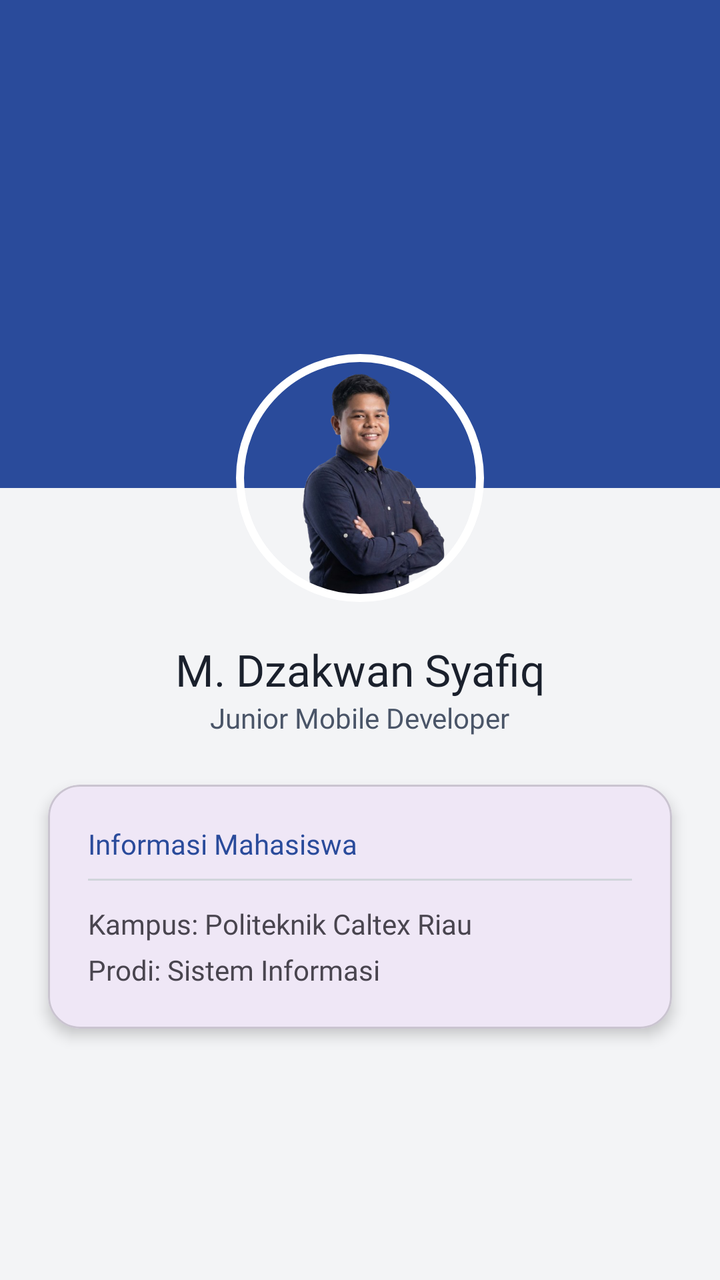
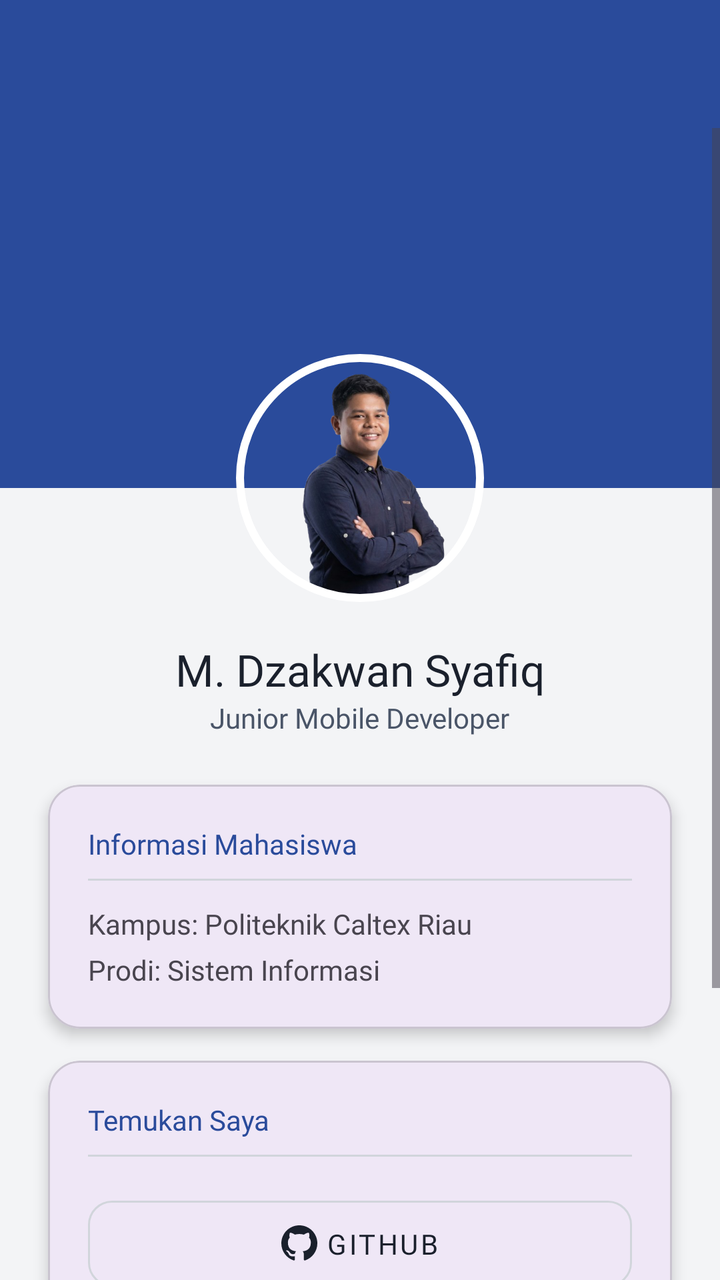

Before-and-after screenshots of an Android layout around one commit, followed by the original layout XML and the change that was made.
<!-- AndroidManifest.xml: application theme Theme.Dzakwanluck -->
<!-- res/layout/fragment_profile.xml -->
<?xml version="1.0" encoding="utf-8"?>
<LinearLayout xmlns:android="http://schemas.android.com/apk/res/android"
    xmlns:app="http://schemas.android.com/apk/res-auto"
    android:layout_width="match_parent"
    android:layout_height="match_parent"
    android:background="@color/bg_light"
    android:orientation="vertical">

    <com.google.android.material.appbar.AppBarLayout
        android:layout_width="match_parent"
        android:layout_height="wrap_content">
        <androidx.appcompat.widget.Toolbar
            android:id="@+id/toolbar"
            android:layout_width="match_parent"
            android:layout_height="?attr/actionBarSize"
            android:background="@color/primary_blue_desa"
            app:titleTextColor="@color/white" />
    </com.google.android.material.appbar.AppBarLayout>

    <ScrollView
        android:layout_width="match_parent"
        android:layout_height="match_parent"
        android:fillViewport="true">

        <androidx.constraintlayout.widget.ConstraintLayout
            android:layout_width="match_parent"
            android:layout_height="wrap_content">

            <View
                android:id="@+id/view_header"
                android:layout_width="match_parent"
                android:layout_height="180dp"
                android:background="@color/primary_blue_desa"
                app:layout_constraintTop_toTopOf="parent" />

            <com.google.android.material.imageview.ShapeableImageView
                android:id="@+id/iv_profile_dev"
                android:layout_width="130dp"
                android:layout_height="130dp"
                android:layout_marginTop="110dp"
                android:padding="5dp"
                android:scaleType="centerCrop"
                android:src="@drawable/my_foto_removebg_preview"
                app:layout_constraintEnd_toEndOf="parent"
                app:layout_constraintStart_toStartOf="parent"
                app:layout_constraintTop_toTopOf="parent"
                app:shapeAppearanceOverlay="@style/CircleImage"
                app:strokeColor="@color/white"
                app:strokeWidth="4dp" />

            <TextView
                android:id="@+id/tv_dev_name"
                android:layout_width="wrap_content"
                android:layout_height="wrap_content"
                android:layout_marginTop="16dp"
                android:fontFamily="@font/poppins_bold"
                android:text="M. Dzakwan Syafiq"
                android:textColor="@color/text_dark"
                android:textSize="22sp"
                app:layout_constraintEnd_toEndOf="parent"
                app:layout_constraintStart_toStartOf="parent"
                app:layout_constraintTop_toBottomOf="@id/iv_profile_dev" />

            <TextView
                android:id="@+id/tv_dev_role"
                android:layout_width="wrap_content"
                android:layout_height="wrap_content"
                android:fontFamily="@font/poppins_regular"
                android:text="Junior Mobile Developer"
                android:textColor="@color/text_gray"
                android:textSize="14sp"
                app:layout_constraintEnd_toEndOf="parent"
                app:layout_constraintStart_toStartOf="parent"
                app:layout_constraintTop_toBottomOf="@id/tv_dev_name" />

            <com.google.android.material.card.MaterialCardView
                android:layout_width="match_parent"
                android:layout_height="wrap_content"
                android:layout_margin="24dp"
                app:cardCornerRadius="16dp"
                app:cardElevation="4dp"
                app:layout_constraintTop_toBottomOf="@id/tv_dev_role">

                <LinearLayout
                    android:layout_width="match_parent"
                    android:layout_height="wrap_content"
                    android:orientation="vertical"
                    android:padding="20dp">

                    <TextView
                        android:layout_width="wrap_content"
                        android:layout_height="wrap_content"
                        android:fontFamily="@font/poppins_bold"
                        android:text="Informasi Mahasiswa"
                        android:textColor="@color/primary_blue_desa" />

                    <View
                        android:layout_width="match_parent"
                        android:layout_height="1dp"
                        android:layout_marginTop="8dp"
                        android:background="@color/border_gray" />

                    <TextView
                        android:layout_width="wrap_content"
                        android:layout_height="wrap_content"
                        android:layout_marginTop="12dp"
                        android:text="Kampus: Politeknik Caltex Riau"
                        android:fontFamily="@font/poppins_regular"/>

                    <TextView
                        android:layout_width="wrap_content"
                        android:layout_height="wrap_content"
                        android:layout_marginTop="4dp"
                        android:text="Prodi: Sistem Informasi"
                        android:fontFamily="@font/poppins_regular"/>

                </LinearLayout>
            </com.google.android.material.card.MaterialCardView>
        </androidx.constraintlayout.widget.ConstraintLayout>
    </ScrollView>
</LinearLayout>
<!-- resources referenced by this layout -->
<resources>
  <color name="bg_light">#F3F4F6</color>
  <color name="border_gray">#D1D5DB</color>
  <color name="primary_blue_desa">#2A4B9B</color>
  <color name="text_dark">#1A202C</color>
  <color name="text_gray">#4A5568</color>
  <color name="white">#FFFFFFFF</color>
  <!-- drawable my_foto_removebg_preview: png bitmap (drawable, 175821 bytes) -->
  <style name="CircleImage">
          <item name="cornerSize">50%</item>
      </style>
  <style name="Theme.Dzakwanluck" parent="Base.Theme.Dzakwanluck" />
  <style name="Base.Theme.Dzakwanluck" parent="Theme.Material3.DayNight.NoActionBar">
          
          
      </style>
</resources>

<!-- the commit's change to res/layout/fragment_profile.xml (unified diff, before → after) -->
@@ -24,7 +24,8 @@
 
         <androidx.constraintlayout.widget.ConstraintLayout
             android:layout_width="match_parent"
-            android:layout_height="wrap_content">
+            android:layout_height="wrap_content"
+            android:paddingBottom="32dp">
 
             <View
                 android:id="@+id/view_header"
@@ -73,10 +74,13 @@
                 app:layout_constraintStart_toStartOf="parent"
                 app:layout_constraintTop_toBottomOf="@id/tv_dev_name" />
 
+            
             <com.google.android.material.card.MaterialCardView
+                android:id="@+id/cv_informasi"
                 android:layout_width="match_parent"
                 android:layout_height="wrap_content"
-                android:layout_margin="24dp"
+                android:layout_marginHorizontal="24dp"
+                android:layout_marginTop="24dp"
                 app:cardCornerRadius="16dp"
                 app:cardElevation="4dp"
                 app:layout_constraintTop_toBottomOf="@id/tv_dev_role">
@@ -105,17 +109,99 @@
                         android:layout_height="wrap_content"
                         android:layout_marginTop="12dp"
                         android:text="Kampus: Politeknik Caltex Riau"
-                        android:fontFamily="@font/poppins_regular"/>
+                        android:fontFamily="@font/poppins_regular" />
 
                     <TextView
                         android:layout_width="wrap_content"
                         android:layout_height="wrap_content"
                         android:layout_marginTop="4dp"
                         android:text="Prodi: Sistem Informasi"
-                        android:fontFamily="@font/poppins_regular"/>
+                        android:fontFamily="@font/poppins_regular" />
 
                 </LinearLayout>
             </com.google.android.material.card.MaterialCardView>
+
+            
+            <com.google.android.material.card.MaterialCardView
+                android:id="@+id/cv_social"
+                android:layout_width="match_parent"
+                android:layout_height="wrap_content"
+                android:layout_marginHorizontal="24dp"
+                android:layout_marginTop="16dp"
+                app:cardCornerRadius="16dp"
+                app:cardElevation="4dp"
+                app:layout_constraintTop_toBottomOf="@id/cv_informasi">
+
+                <LinearLayout
+                    android:layout_width="match_parent"
+                    android:layout_height="wrap_content"
+                    android:orientation="vertical"
+                    android:padding="20dp">
+
+                    <TextView
+                        android:layout_width="wrap_content"
+                        android:layout_height="wrap_content"
+                        android:fontFamily="@font/poppins_bold"
+                        android:text="Temukan Saya"
+                        android:textColor="@color/primary_blue_desa" />
+
+                    <View
+                        android:layout_width="match_parent"
+                        android:layout_height="1dp"
+                        android:layout_marginTop="8dp"
+                        android:layout_marginBottom="16dp"
+                        android:background="@color/border_gray" />
+
+                    
+                    <com.google.android.material.button.MaterialButton
+                        android:id="@+id/btn_github"
+                        style="@style/Widget.MaterialComponents.Button.OutlinedButton"
+                        android:layout_width="match_parent"
+                        android:layout_height="55dp"
+                        android:layout_marginBottom="12dp"
+                        android:fontFamily="@font/poppins_regular"
+                        android:text="GitHub"
+                        android:textColor="@color/text_dark"
+                        app:cornerRadius="12dp"
+                        app:icon="@drawable/ic_github"
+                        app:iconGravity="textStart"
+                        app:iconTint="@color/text_dark"
+                        app:strokeColor="@color/border_gray" />
+
+                    
+                    <com.google.android.material.button.MaterialButton
+                        android:id="@+id/btn_website"
+                        style="@style/Widget.MaterialComponents.Button.OutlinedButton"
+                        android:layout_width="match_parent"
+                        android:layout_height="55dp"
+                        android:layout_marginBottom="12dp"
+                        android:fontFamily="@font/poppins_regular"
+                        android:text="Website Pribadi"
+                        android:textColor="@color/text_dark"
+                        app:cornerRadius="12dp"
+                        app:icon="@drawable/ic_website"
+                        app:iconGravity="textStart"
+                        app:iconTint="@color/primary_blue_desa"
+                        app:strokeColor="@color/border_gray" />
+
+                    
+                    <com.google.android.material.button.MaterialButton
+                        android:id="@+id/btn_instagram"
+                        style="@style/Widget.MaterialComponents.Button.OutlinedButton"
+                        android:layout_width="match_parent"
+                        android:layout_height="55dp"
+                        android:fontFamily="@font/poppins_regular"
+                        android:text="Instagram"
+                        android:textColor="@color/text_dark"
+                        app:cornerRadius="12dp"
+                        app:icon="@drawable/ic_instagram"
+                        app:iconGravity="textStart"
+                        app:iconTint="#E1306C"
+                        app:strokeColor="@color/border_gray" />
+
+                </LinearLayout>
+            </com.google.android.material.card.MaterialCardView>
+
         </androidx.constraintlayout.widget.ConstraintLayout>
     </ScrollView>
 </LinearLayout>
<!-- resource entries referenced after the edit -->
@@ -6,6 +6,34 @@
   <color name="text_dark">#1A202C</color>
   <color name="text_gray">#4A5568</color>
   <color name="white">#FFFFFFFF</color>
+  <!-- drawable ic_github (drawable) -->
+  <vector xmlns:android="http://schemas.android.com/apk/res/android"
+      android:width="1024dp"
+      android:height="1024dp"
+      android:viewportWidth="1024"
+      android:viewportHeight="1024">
+    <path
+        android:pathData="M512,0C229.1,0 0,229.1 0,512C0,738.6 146.6,929.9 350.1,997.8C375.7,1002.2 385.3,986.9 385.3,973.4C385.3,961.3 384.6,921 384.6,878.1C256,901.8 222.7,846.7 212.5,817.9C206.7,803.2 181.8,757.8 160,745.6C142.1,736 116.5,712.3 159.4,711.7C199.7,711 228.5,748.8 238.1,764.2C284.2,841.6 357.8,819.8 387.2,806.4C391.7,773.1 405.1,750.7 419.8,737.9C305.9,725.1 186.9,681 186.9,485.1C186.9,429.4 206.7,383.4 239.4,347.5C234.2,334.7 216.3,282.2 244.5,211.8C244.5,211.8 287.4,198.4 385.3,264.3C426.2,252.8 469.8,247 513.3,247C556.8,247 600.3,252.8 641.3,264.3C739.2,197.8 782.1,211.8 782.1,211.8C810.2,282.2 792.3,334.7 787.2,347.5C819.8,383.4 839.7,428.8 839.7,485.1C839.7,681.6 720,725.1 606.1,737.9C624.6,753.9 640.6,784.6 640.6,832.6C640.6,901.1 640,956.2 640,973.4C640,986.9 649.6,1002.9 675.2,997.8C877.4,929.9 1024,737.9 1024,512C1024,229.1 794.9,0 512,0Z"
+        android:fillColor="#1B1F23"
+        android:fillType="evenOdd"/>
+  </vector>
+  <!-- drawable ic_instagram (drawable) -->
+  <vector xmlns:android="http://schemas.android.com/apk/res/android"
+      android:width="800dp"
+      android:height="800dp"
+      android:viewportWidth="32"
+      android:viewportHeight="32">
+    <path
+        android:pathData="M22.3,8.4c-0.8,0 -1.4,0.6 -1.4,1.4c0,0.8 0.6,1.4 1.4,1.4c0.8,0 1.4,-0.6 1.4,-1.4C23.7,9 23.1,8.4 22.3,8.4z"
+        android:fillColor="#000000"/>
+    <path
+        android:pathData="M16,10.2c-3.3,0 -5.9,2.7 -5.9,5.9s2.7,5.9 5.9,5.9s5.9,-2.7 5.9,-5.9S19.3,10.2 16,10.2zM16,19.9c-2.1,0 -3.8,-1.7 -3.8,-3.8c0,-2.1 1.7,-3.8 3.8,-3.8c2.1,0 3.8,1.7 3.8,3.8C19.8,18.2 18.1,19.9 16,19.9z"
+        android:fillColor="#000000"/>
+    <path
+        android:pathData="M20.8,4h-9.5C7.2,4 4,7.2 4,11.2v9.5c0,4 3.2,7.2 7.2,7.2h9.5c4,0 7.2,-3.2 7.2,-7.2v-9.5C28,7.2 24.8,4 20.8,4zM25.7,20.8c0,2.7 -2.2,5 -5,5h-9.5c-2.7,0 -5,-2.2 -5,-5v-9.5c0,-2.7 2.2,-5 5,-5h9.5c2.7,0 5,2.2 5,5V20.8z"
+        android:fillColor="#000000"/>
+  </vector>
+  <!-- drawable ic_website: vector/xml drawable (drawable, 4995 chars, omitted) -->
   <!-- drawable my_foto_removebg_preview: png bitmap (drawable, 175821 bytes) -->
   <style name="CircleImage">
           <item name="cornerSize">50%</item>
